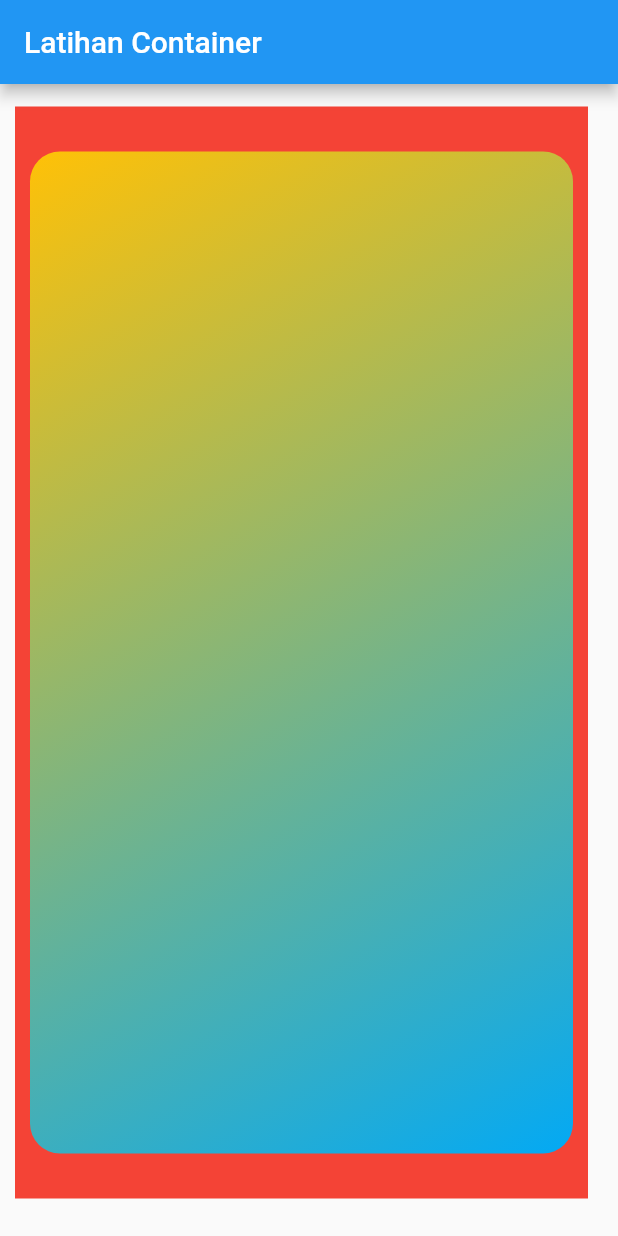
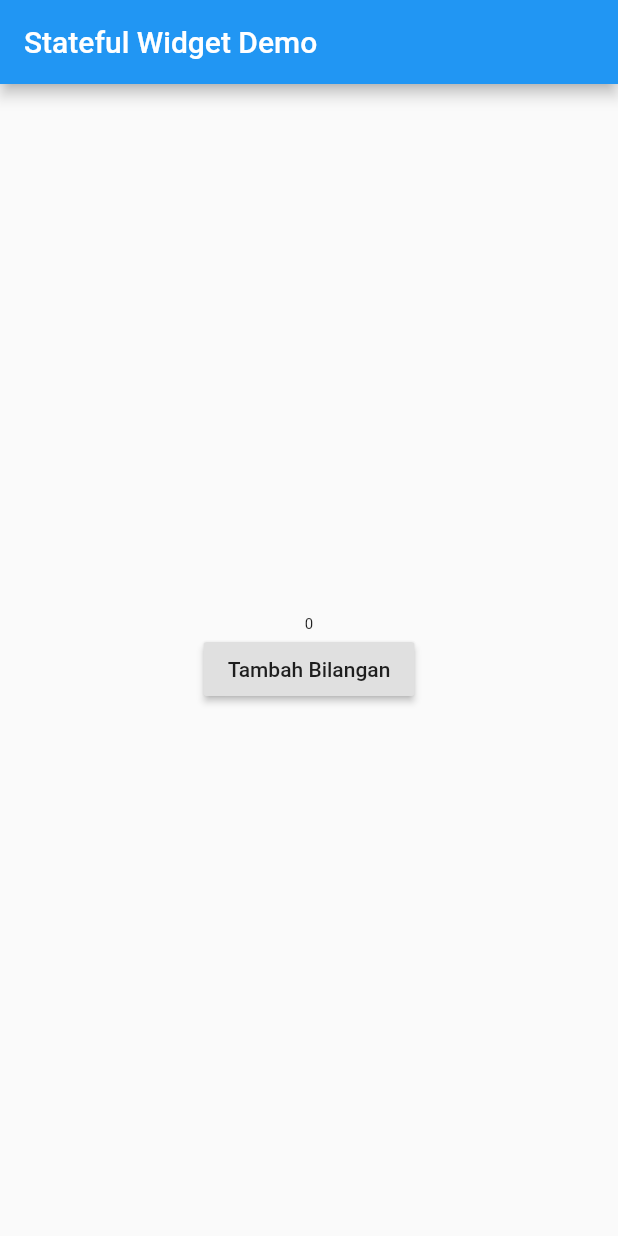
Before and after one commit to pardana/practicar, a Flutter app: the screen it shows after launch, on a phone screen of 412 x 824 dp. Run offline on Flutter 3.47's test engine with Material 2 defaults, Android fonts, the phone set to English and light mode, and no system bars.

Commit message:
Stateless dan Stateful Widget

```diff
--- a/lib/main.dart
+++ b/lib/main.dart
@@ -4,26 +4,37 @@ void main() {
   runApp(new MyApp());
 }
 
-class MyApp extends StatelessWidget {
+class MyApp extends StatefulWidget {
+  @override
+  _MyAppState createState() => _MyAppState();
+}
+
+class _MyAppState extends State<MyApp> {
+  int number = 0;
+
+  void tekanTombol() {
+    setState(() {
+      number = number + 1;
+    });
+  }
+
   @override
   Widget build(BuildContext context) {
     return MaterialApp(
       home: Scaffold(
         appBar: AppBar(
-          title: Text("Latihan Container"),
+          title: Text("Stateful Widget Demo"),
         ),
-        body: Container(
-          color: Colors.red,
-          margin: EdgeInsets.fromLTRB(10, 15, 20, 25),
-          padding: EdgeInsets.only(bottom: 20, top: 20),
-          child: Container(
-            margin: EdgeInsets.all(10),
-            decoration: BoxDecoration(
-                borderRadius: BorderRadius.circular(20),
-                gradient: LinearGradient(
-                    begin: Alignment.topLeft,
-                    end: Alignment.bottomRight,
-                    colors: <Color>[Colors.amber, Colors.lightBlue])),
+        body: Center(
+          child: Column(
+            mainAxisAlignment: MainAxisAlignment.center,
+            children: <Widget>[
+              Text(number.toString(), style: TextStyle(fontSize: 10+number.toDouble()),),
+              RaisedButton(
+                child: Text("Tambah Bilangan"),
+                onPressed: tekanTombol,
+              )
+            ],
           ),
         ),
       ),
```
